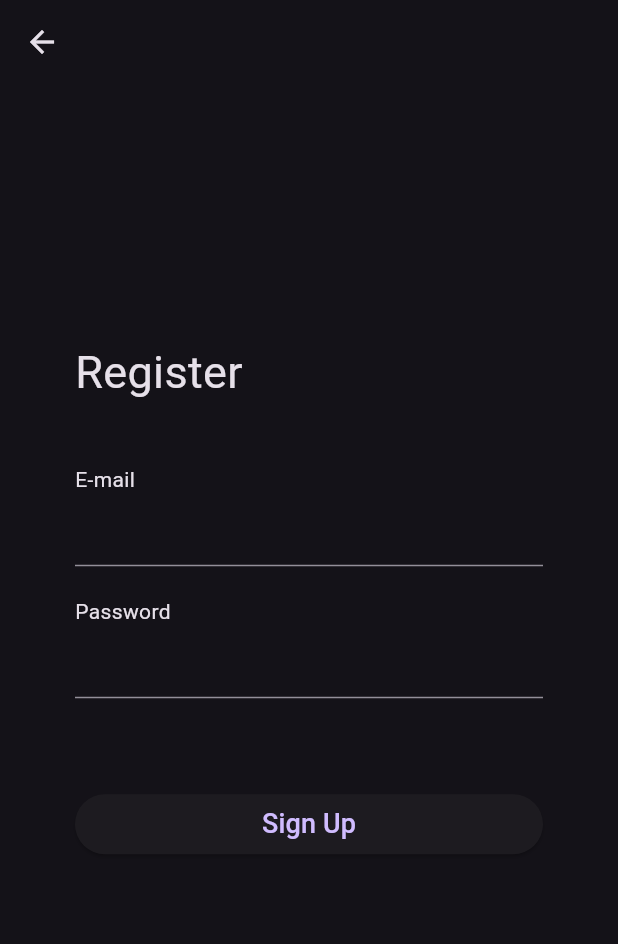
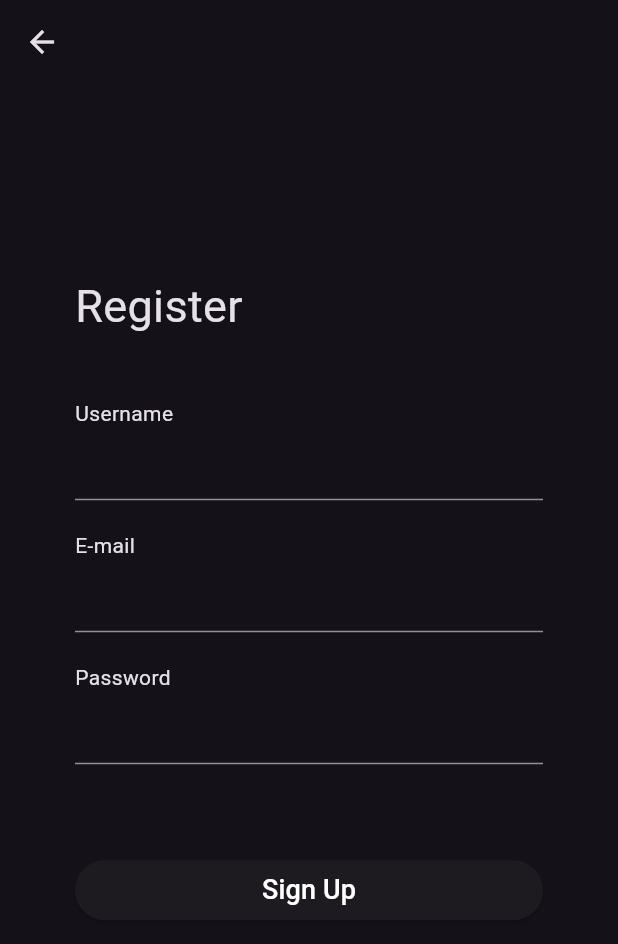
Before and after one commit to PedroMachado042/notez-app, a Flutter app: the GuestPage widget shown alone on an empty page, opened directly, after a tap on "Register", on a phone screen of 412 x 824 dp. Shown: the top 944 px of the screen. Run offline on Flutter 3.47's test engine with Material 3 defaults, Android fonts, the phone set to English and light mode, and no system bars; our stand-ins replace audioplayers, cloud_firestore, firebase_auth, firebase_core, fluttertoast, hive and 1 more; accounts and stored records are empty; network calls fail.

Commit message:
Profiles done

```diff
--- a/lib/data/notifiers.dart
+++ b/lib/data/notifiers.dart
@@ -3,3 +3,4 @@ import 'package:flutter/material.dart';
 ValueNotifier<int> selectedPageNotifier = ValueNotifier(0);
 ValueNotifier<int> notesLenght = ValueNotifier(0);
 ValueNotifier<int> tasksLenght = ValueNotifier(0);
+ValueNotifier<bool> isLogged = ValueNotifier(false);
--- a/lib/view/pages/drawer/drawer_guest_page.dart
+++ b/lib/view/pages/drawer/drawer_guest_page.dart
@@ -31,8 +31,7 @@ class GuestPage extends StatelessWidget {
                   MaterialPageRoute(
                     builder:
                         (context) => LoginPage(
-                          title: 'Login',
-                          button_text: 'Sign In',
+                          isRegistring: false,
                         ),
                   ),
                 );
@@ -59,21 +58,20 @@ class GuestPage extends StatelessWidget {
                   MaterialPageRoute(
                     builder:
                         (context) => LoginPage(
-                          title: 'Register',
-                          button_text: 'Sign Up',
+                          isRegistring: true,
                         ),
                   ),
                 );
               },
-              child: Text(
-                'Register',
-                style: TextStyle(fontSize: 16, color: Colors.white),
-              ),
               style: ElevatedButton.styleFrom(
                 backgroundColor: Colors.black.withAlpha(40),
                 shape: RoundedRectangleBorder(
                   borderRadius: BorderRadius.all(Radius.circular(10)),
                 ),
+              ),
+              child: Text(
+                'Register',
+                style: TextStyle(fontSize: 16, color: Colors.white),
               ),
             ),
           ),
--- a/lib/view/pages/login_page.dart
+++ b/lib/view/pages/login_page.dart
@@ -1,19 +1,19 @@
 import 'package:flutter/material.dart';
+import 'package:notez/view/services/auth_service.dart';
 
 class LoginPage extends StatefulWidget {
-  const LoginPage({
-    super.key,
-    required this.title,
-    required this.button_text,
-  });
-  final String title;
-  final String button_text;
+  const LoginPage({super.key, required this.isRegistring});
+  final bool isRegistring;
 
   @override
   State<LoginPage> createState() => _LoginPageState();
 }
 
 class _LoginPageState extends State<LoginPage> {
+  TextEditingController usernameController = TextEditingController();
+  TextEditingController emailController = TextEditingController();
+  TextEditingController passwordController = TextEditingController();
+
   @override
   Widget build(BuildContext context) {
     return Scaffold(
@@ -25,22 +25,49 @@ class _LoginPageState extends State<LoginPage> {
           children: [
             SizedBox(
               width: double.infinity,
-              child: Text(widget.title, style: TextStyle(fontSize: 30)),
+              child: Text(
+                widget.isRegistring ? 'Register' : 'Login',
+                style: TextStyle(fontSize: 30),
+              ),
             ),
+
             SizedBox(height: 40),
+            widget.isRegistring? Column(
+              children: [
+                SizedBox(
+                  width: double.infinity,
+                  child: Text('Username'),
+                ),
+                TextField(controller: usernameController),
+                SizedBox(height: 20),
+              ],
+            ):Column(),
             SizedBox(width: double.infinity, child: Text('E-mail')),
-            TextField(),
+            TextField(controller: emailController),
             SizedBox(height: 20),
             SizedBox(width: double.infinity, child: Text('Password')),
-            TextField(),
+            TextField(controller: passwordController),
             SizedBox(height: 60),
             SizedBox(
               width: double.infinity,
               child: ElevatedButton(
-                onPressed: () {},
+                onPressed: () async {
+                  widget.isRegistring
+                      ? usernameController.text!=''? await AuthService().signup(
+                        username: usernameController.text,
+                        email: emailController.text,
+                        password: passwordController.text,
+                        context: context
+                      ):AuthService().noUsername()
+                      : await AuthService().signin(
+                        email: emailController.text,
+                        password: passwordController.text,
+                        context: context,
+                      );
+                },
                 child: Text(
-                  widget.button_text,
-                  style: TextStyle(fontSize: 18),
+                  widget.isRegistring ? 'Sign Up' : 'Sign In',
+                  style: TextStyle(fontSize: 18, color: Colors.white),
                 ),
               ),
             ),
--- a/pubspec.yaml
+++ b/pubspec.yaml
@@ -41,6 +41,8 @@ dependencies:
   permission_handler: ^12.0.0
   firebase_core:
   cloud_firestore: ^5.6.6
+  fluttertoast: ^8.2.12
+  firebase_auth: ^5.5.2
 
   # Database
   #cloud_firestore:
```
Also changed, not shown: lib/view/pages/drawer/drawer_page.dart (+26 -7 lines), lib/view/pages/note_page.dart (+11 -1 lines), lib/view/services/auth_service.dart (added, +95 -0 lines), lib/view/services/firestore.dart (+23 -4 lines), lib/view/widget_tree.dart (+8 -2 lines), lib/view/widgets/tasks_container_widget.dart (+7 -1 lines), pubspec.lock, 3 other files.
